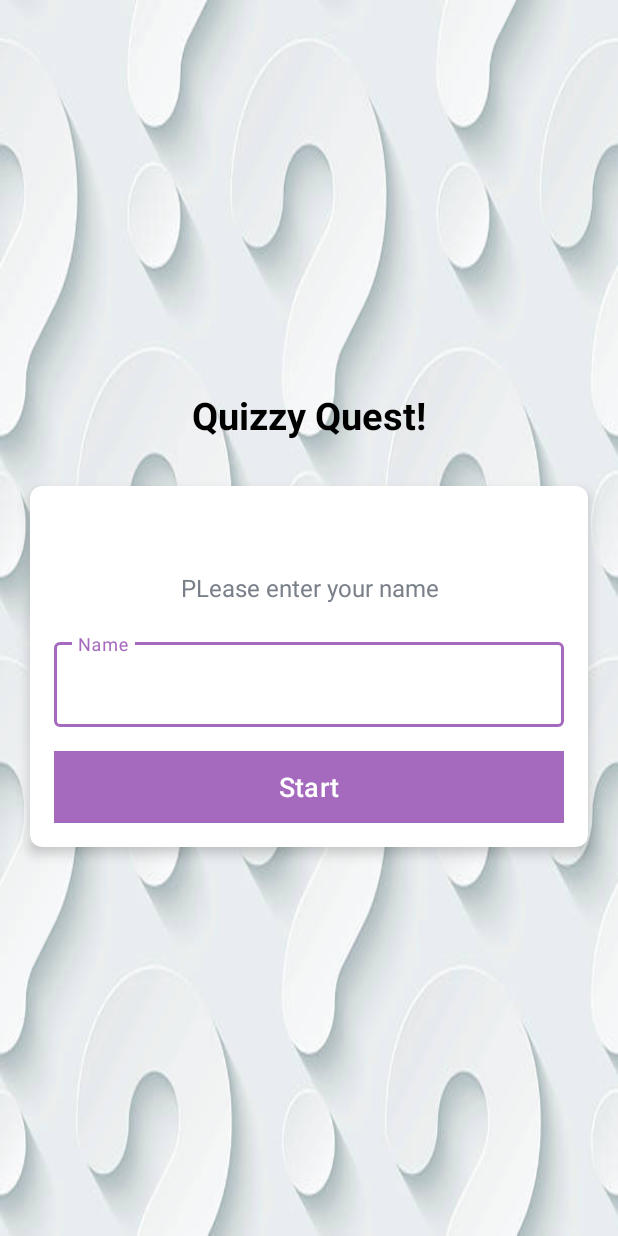
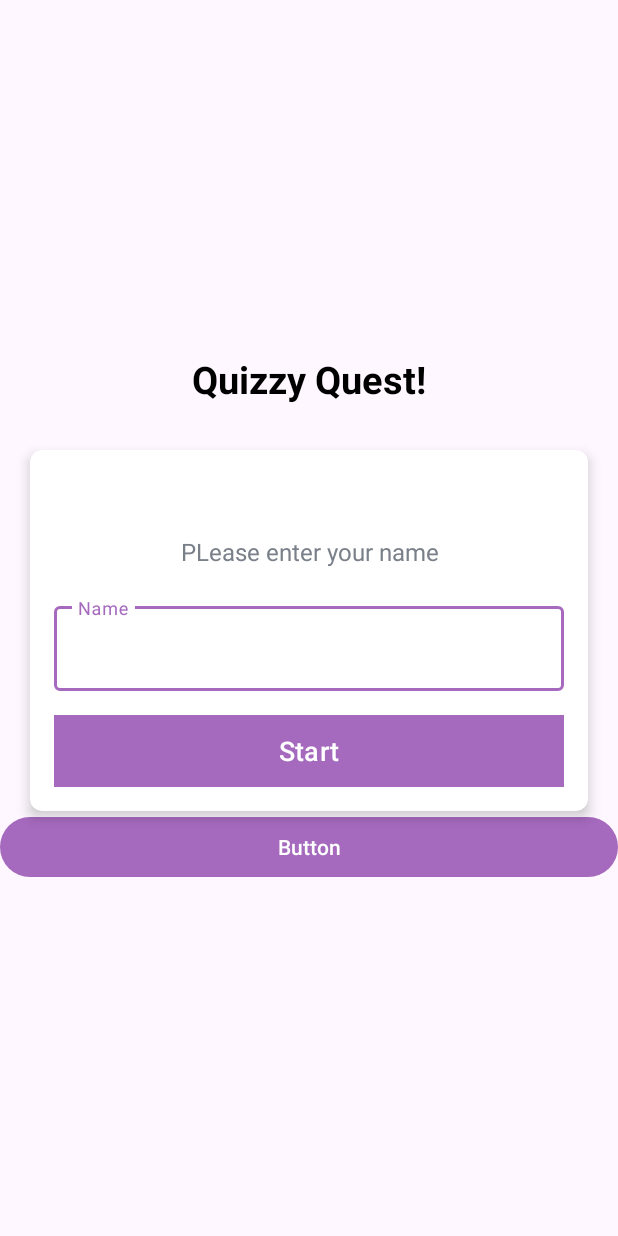
Before and after one commit to Mitali-2002/QuizzyQuest, an Android app: the screen it shows after launch (MainActivity), on a phone screen of 412 x 824 dp. Run offline under Robolectric (Android 15) with nearby library versions, the phone set to English and light mode, and no system bars.

```diff
--- a/app/src/main/res/layout/activity_main.xml
+++ b/app/src/main/res/layout/activity_main.xml
@@ -4,7 +4,6 @@
     xmlns:tools="http://schemas.android.com/tools"
     android:layout_width="match_parent"
     android:layout_height="match_parent"
-    android:background="@drawable/mg"
     android:gravity="center"
     android:orientation="vertical"
     tools:context=".MainActivity">
@@ -82,4 +81,10 @@
         </LinearLayout>
     </androidx.cardview.widget.CardView>
 
+    <Button
+        android:id="@+id/button"
+        android:layout_width="match_parent"
+        android:layout_height="wrap_content"
+        android:text="Button" />
+
 </LinearLayout>
```
